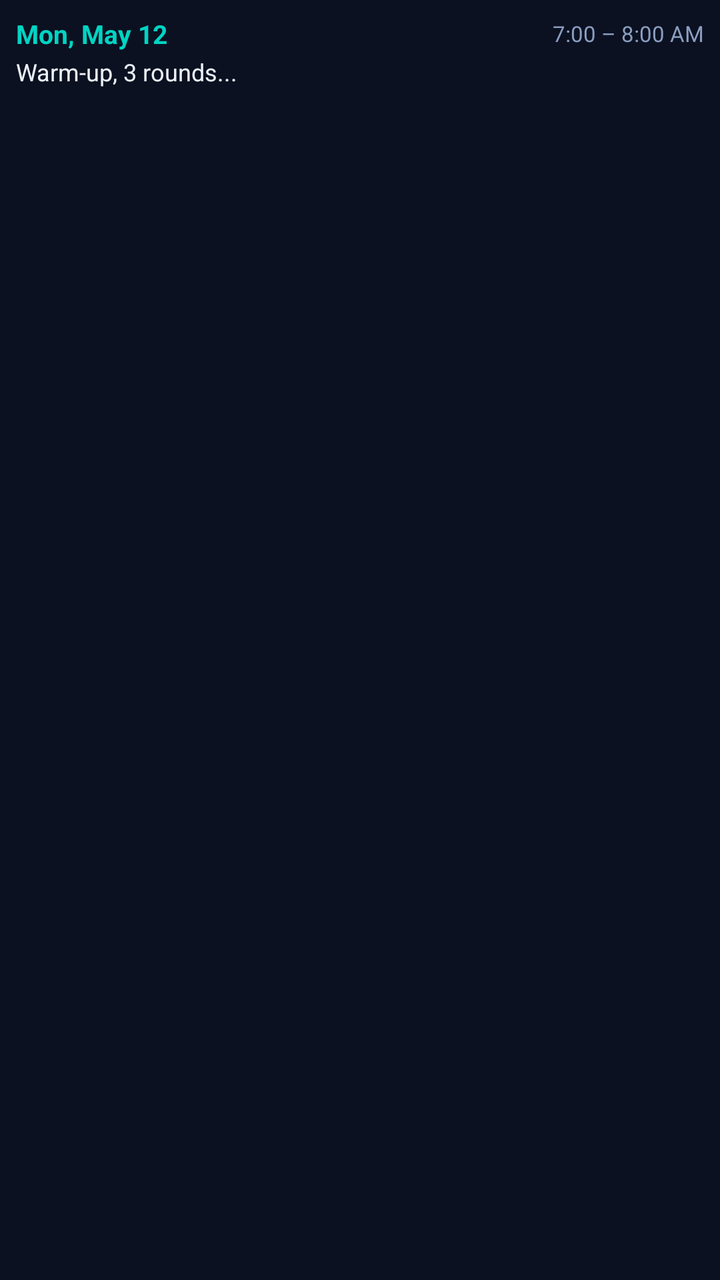
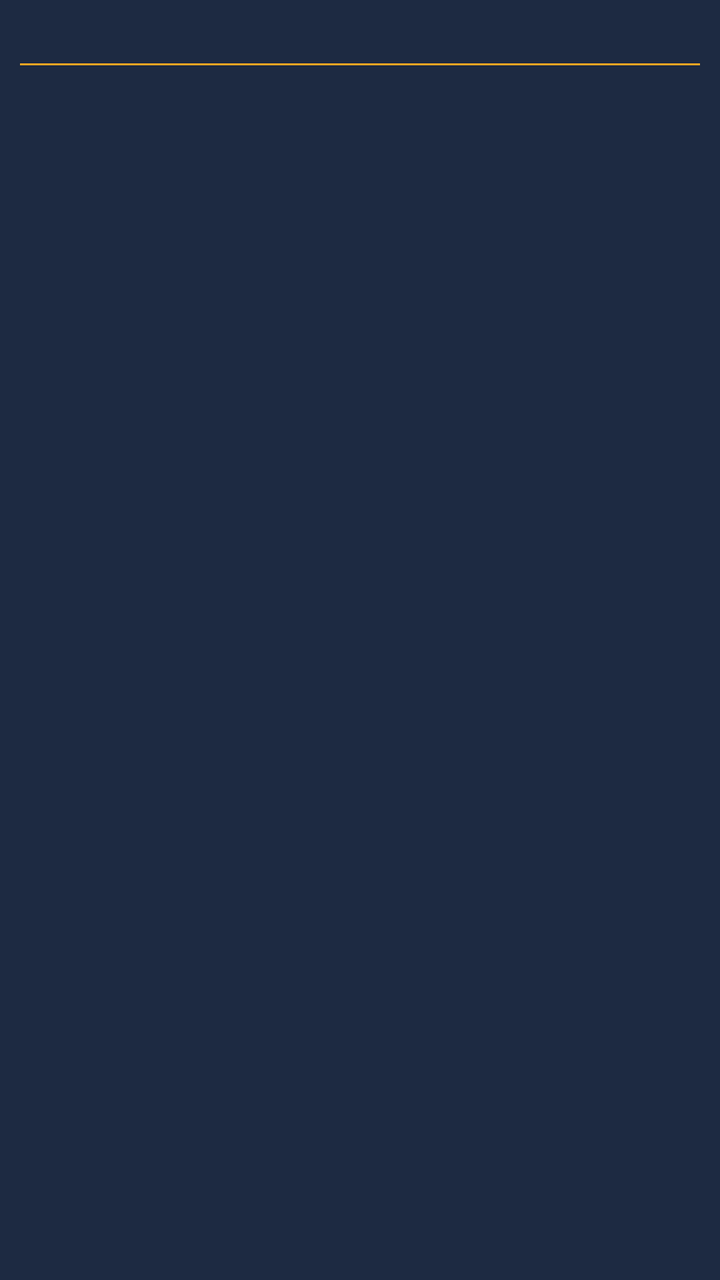

Before-and-after screenshots of an Android layout around one commit, followed by the original layout XML and the change that was made.
<!-- AndroidManifest.xml: application theme AppTheme -->
<!-- res/layout/wod_widget_item.xml -->
<LinearLayout xmlns:android="http://schemas.android.com/apk/res/android"
    android:id="@+id/item_root"
    android:layout_width="match_parent"
    android:layout_height="wrap_content"
    android:orientation="vertical"
    android:padding="8dp"
    android:background="#00000000">

    
    <LinearLayout
        android:layout_width="match_parent"
        android:layout_height="wrap_content"
        android:orientation="horizontal"
        android:gravity="center_vertical"
        android:paddingBottom="2dp">

        <TextView
            android:id="@+id/item_date"
            android:layout_width="0dp"
            android:layout_height="wrap_content"
            android:layout_weight="1"
            android:text="Mon, May 12"
            android:textColor="#00D4C3"
            android:textSize="13sp"
            android:textStyle="bold"
            android:singleLine="true"
            android:ellipsize="end" />

        <TextView
            android:id="@+id/item_time"
            android:layout_width="wrap_content"
            android:layout_height="wrap_content"
            android:text="7:00 – 8:00 AM"
            android:textColor="#8B9EC0"
            android:textSize="11sp"
            android:gravity="end" />
    </LinearLayout>

    
    <TextView
        android:id="@+id/item_desc"
        android:layout_width="match_parent"
        android:layout_height="wrap_content"
        android:text="Warm-up, 3 rounds..."
        android:textColor="#ECF1F8"
        android:textSize="12sp"
        android:maxLines="2"
        android:ellipsize="end" />

</LinearLayout>
<!-- resources referenced by this layout -->
<resources>
  <style name="AppTheme" parent="@android:style/Theme.DeviceDefault.Light.NoActionBar">
          <item name="android:windowBackground">@color/background</item>
          <item name="android:statusBarColor">@color/background</item>
          <item name="android:navigationBarColor">@color/background</item>
          <item name="android:textColorPrimary">@color/text_primary</item>
          <item name="android:textColorSecondary">@color/text_secondary</item>
      </style>
  <color name="background">#FF0B1121</color>
  <color name="text_primary">#FFECF1F8</color>
  <color name="text_secondary">#FF8B9EC0</color>
</resources>

<!-- the commit's change to res/layout/wod_widget_item.xml (unified diff, before → after) -->
@@ -3,8 +3,8 @@
     android:layout_width="match_parent"
     android:layout_height="wrap_content"
     android:orientation="vertical"
-    android:padding="8dp"
-    android:background="#00000000">
+    android:background="#FF1D2A42"
+    android:padding="10dp">
 
     
     <LinearLayout
@@ -12,39 +12,42 @@
         android:layout_height="wrap_content"
         android:orientation="horizontal"
         android:gravity="center_vertical"
-        android:paddingBottom="2dp">
+        android:paddingBottom="4dp">
 
         <TextView
             android:id="@+id/item_date"
+            android:layout_width="wrap_content"
+            android:layout_height="wrap_content"
+            android:textColor="#FF00D4C3"
+            android:textSize="13sp"
+            android:textStyle="bold" />
+
+        <TextView
+            android:id="@+id/item_time"
             android:layout_width="0dp"
             android:layout_height="wrap_content"
             android:layout_weight="1"
-            android:text="Mon, May 12"
-            android:textColor="#00D4C3"
-            android:textSize="13sp"
-            android:textStyle="bold"
-            android:singleLine="true"
-            android:ellipsize="end" />
+            android:gravity="end"
+            android:textColor="#FF8B9EC0"
+            android:textSize="11sp" />
+    </LinearLayout>
 
-        <TextView
-            android:id="@+id/item_time"
-            android:layout_width="wrap_content"
-            android:layout_height="wrap_content"
-            android:text="7:00 – 8:00 AM"
-            android:textColor="#8B9EC0"
-            android:textSize="11sp"
-            android:gravity="end" />
-    </LinearLayout>
+    
+    <View
+        android:layout_width="match_parent"
+        android:layout_height="1dp"
+        android:background="#FFF5A623"
+        android:layout_marginBottom="5dp" />
 
     
     <TextView
         android:id="@+id/item_desc"
         android:layout_width="match_parent"
         android:layout_height="wrap_content"
-        android:text="Warm-up, 3 rounds..."
-        android:textColor="#ECF1F8"
+        android:textColor="#FFECF1F8"
         android:textSize="12sp"
-        android:maxLines="2"
-        android:ellipsize="end" />
+        android:maxLines="4"
+        android:ellipsize="end"
+        android:lineSpacingMultiplier="1.15" />
 
 </LinearLayout>
